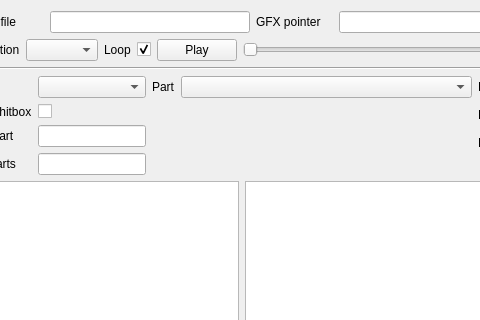
First picture: the form in dsvedit/sprite_editor.ui, repository LagoLunatic/DSVEdit, before the edit; both pictures show x 452 to 932 and y 0 to 320 of the 1260 by 540 pixel window.
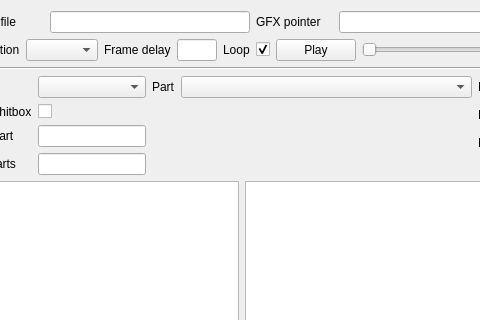
Second picture: the form after the edit.

Commit message: Display animation frame delays in sprite viewer

```diff
--- a/dsvedit/sprite_editor.ui
+++ b/dsvedit/sprite_editor.ui
@@ -164,6 +164,23 @@
          <item>
           <widget class="QComboBox" name="animation_index"/>
          </item>
+         <item>
+          <widget class="QLabel" name="label_14">
+           <property name="text">
+            <string>Frame delay</string>
+           </property>
+          </widget>
+         </item>
+         <item>
+          <widget class="QLineEdit" name="frame_delay">
+           <property name="maximumSize">
+            <size>
+             <width>40</width>
+             <height>16777215</height>
+            </size>
+           </property>
+          </widget>
+         </item>
          <item>
           <widget class="QLabel" name="label_8">
            <property name="text">
```
The commit also changes 1 other file.
